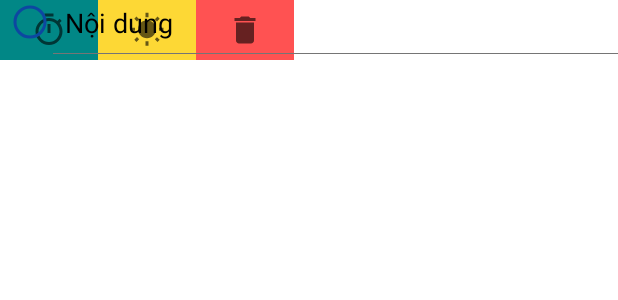
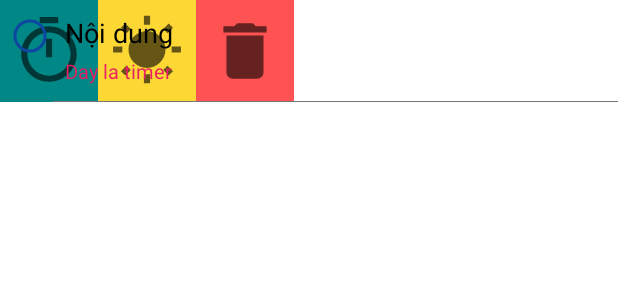
Before and after one commit to quang983/Reminds, an Android app: the layout item_content_check.xml on its own in the app's theme, with its tools: preview values and no code run, on a phone screen of 412 x 824 dp. Shown: the top 300 px of the screen. Run offline under Robolectric (Android 15) with nearby library versions, the phone set to English and light mode, and no system bars; plain views replace SwipeRevealLayout.

Commit message:
ui timer

```diff
--- a/app/build.gradle
+++ b/app/build.gradle
@@ -113,4 +113,6 @@
     implementation 'net.yslibrary.keyboardvisibilityevent:keyboardvisibilityevent:3.0.0-RC2'
 
     implementation 'com.chauthai.swipereveallayout:swipe-reveal-layout:1.4.1'
+
+    implementation "com.android.support:support-compat:28.0.0"
 }
--- a/app/src/main/res/layout/item_content_check.xml
+++ b/app/src/main/res/layout/item_content_check.xml
@@ -1,8 +1,8 @@
 <?xml version="1.0" encoding="utf-8"?>
 <com.chauthai.swipereveallayout.SwipeRevealLayout xmlns:android="http://schemas.android.com/apk/res/android"
     xmlns:app="http://schemas.android.com/apk/res-auto"
+    xmlns:tools="http://schemas.android.com/tools"
     android:id="@+id/swipeLayout"
-    xmlns:tools="http://schemas.android.com/tools"
     android:layout_width="match_parent"
     android:layout_height="wrap_content"
     app:dragEdge="right"
@@ -54,13 +54,14 @@
             android:id="@+id/rbChecked"
             android:layout_width="35dp"
             android:layout_height="30dp"
+            android:layout_marginTop="@dimen/_6sdp"
             android:padding="@dimen/_6sdp"
             app:borderThickness="2dp"
             app:circleBorderColor="@color/blue_900"
             app:innerCircleColor="@color/blue_900"
             app:innerCircleRadius="10dp"
             app:layout_constraintStart_toStartOf="parent"
-            app:layout_constraintTop_toTopOf="parent"
+            app:layout_constraintTop_toTopOf="@id/tvContentCheck"
             app:outerCircleColor="@color/blue_700"
             app:outerCircleRadius="2dp"
             app:showOuterCircle="true"
@@ -75,13 +76,29 @@
             android:imeOptions="actionDone"
             android:inputType="text"
             android:paddingStart="@dimen/_6sdp"
+            android:paddingTop="@dimen/_6sdp"
             android:paddingEnd="@dimen/_6sdp"
+            android:paddingBottom="@dimen/_3sdp"
             android:textColor="@color/black"
             app:layout_constraintBottom_toBottomOf="@id/rbChecked"
             app:layout_constraintEnd_toEndOf="parent"
             app:layout_constraintStart_toEndOf="@id/rbChecked"
-            app:layout_constraintTop_toTopOf="@id/rbChecked"
+            app:layout_constraintTop_toTopOf="parent"
             tools:text="Nội dung" />
+
+        <TextView
+            android:id="@+id/tvTimer"
+            android:layout_width="0dp"
+            android:layout_height="wrap_content"
+            android:paddingStart="@dimen/_6sdp"
+            android:paddingEnd="@dimen/_6sdp"
+            android:textColor="@color/pink_500"
+            android:textSize="@dimen/_10sdp"
+            android:visibility="gone"
+            app:layout_constraintStart_toStartOf="@id/tvContentCheck"
+            app:layout_constraintTop_toBottomOf="@id/tvContentCheck"
+            tools:text="Day la timer"
+            tools:visibility="visible" />
 
         <ImageView
             android:id="@+id/imgCheckDone"
@@ -97,10 +114,10 @@
         <View
             android:layout_width="0dp"
             android:layout_height="0.5dp"
-            android:layout_marginTop="@dimen/_6sdp"
+            android:layout_marginTop="@dimen/_8sdp"
             android:background="@color/bg_gray"
             app:layout_constraintEnd_toEndOf="parent"
             app:layout_constraintStart_toStartOf="@id/tvContentCheck"
-            app:layout_constraintTop_toBottomOf="@id/tvContentCheck" />
+            app:layout_constraintTop_toBottomOf="@id/tvTimer" />
     </androidx.constraintlayout.widget.ConstraintLayout>
 </com.chauthai.swipereveallayout.SwipeRevealLayout>
--- a/common/src/main/java/com/example/common/base/model/ContentDataEntity.kt
+++ b/common/src/main/java/com/example/common/base/model/ContentDataEntity.kt
@@ -9,9 +9,7 @@
     var hashTag: Boolean = false,
     var timer: Long = -1
 ) {
-    fun copy() = ContentDataEntity(id, name, idOwnerWork, isFocus)
-
-    fun copyAndClearFocus() = ContentDataEntity(id, name, idOwnerWork, false)
+    fun copy() = ContentDataEntity(id, name, idOwnerWork, isFocus, hashTag, timer)
 
     override fun equals(other: Any?): Boolean {
         if (this === other) return true
```
Also changed, not shown: app/src/main/java/com/example/reminds/ui/adapter/ListContentCheckAdapter.kt (+20 -1 lines), app/src/main/java/com/example/reminds/ui/fragment/detail/ListWorkFragment.kt (+16 -1 lines), app/src/main/java/com/example/reminds/utils/TimestampUtils.kt (+8 -0 lines).
